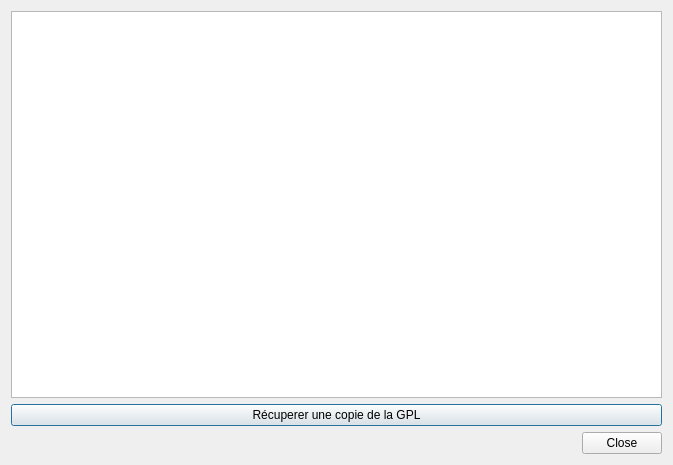
This is libs/gui/utilsDialogs/licensedialog.ui in french-paragon/Sabrina as Qt 5 draws it before an edit. The edited form follows.
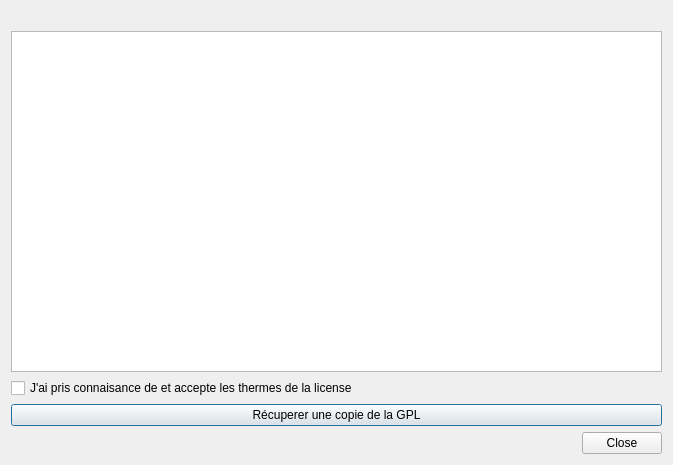
This is the edited form.

Commit message: Add infos on the license and the version at startup for final users.

```diff
--- a/libs/gui/utilsDialogs/licensedialog.ui
+++ b/libs/gui/utilsDialogs/licensedialog.ui
@@ -14,9 +14,26 @@
    <string>License</string>
   </property>
   <layout class="QVBoxLayout" name="verticalLayout">
+   <item>
+    <widget class="QLabel" name="explainLabel">
+     <property name="text">
+      <string/>
+     </property>
+    </widget>
+   </item>
    <item>
     <widget class="QPlainTextEdit" name="plainTextEdit"/>
    </item>
+   <item>
+    <widget class="QCheckBox" name="acceptLicenseCheckBox">
+     <property name="text">
+      <string>J'ai pris connaisance de et accepte les thermes de la license</string>
+     </property>
+     <property name="tristate">
+      <bool>false</bool>
+     </property>
+    </widget>
+   </item>
    <item>
     <widget class="QPushButton" name="getLicenseButton">
      <property name="text">
```
The commit also changes 7 other files.
